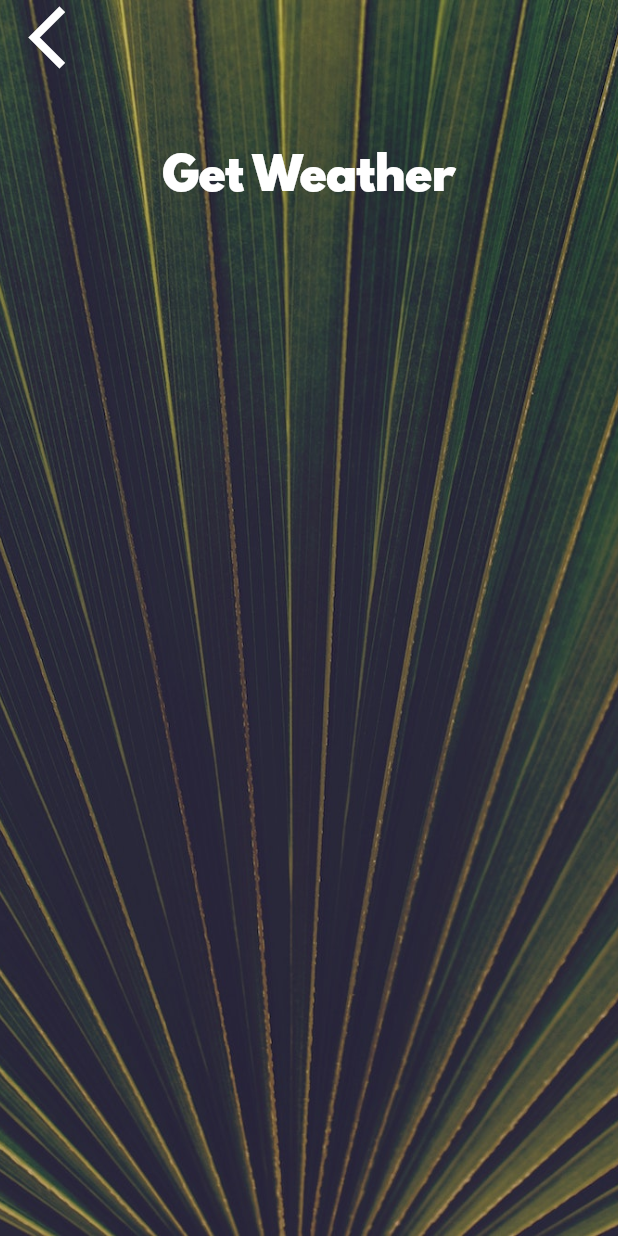
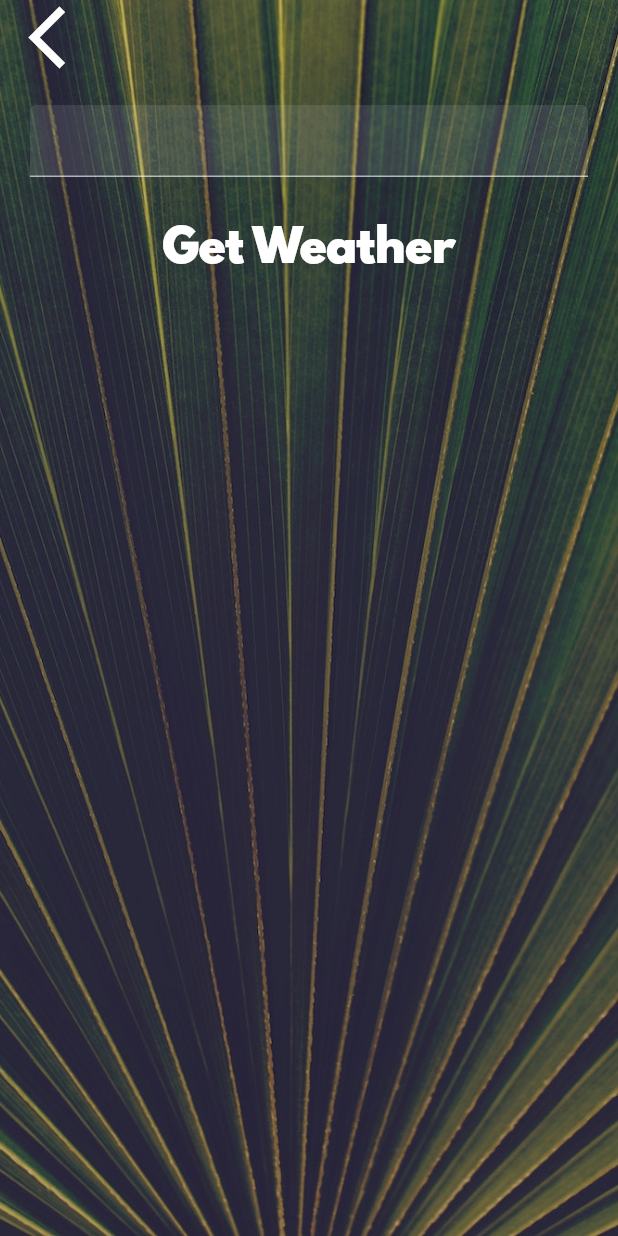
Before and after one commit to eightbytestech/flutter_clima, a Flutter app: the CityScreen screen opened directly, on a phone screen of 412 x 824 dp. Run offline on Flutter 3.47's test engine with Material 2 defaults, Android fonts, the phone set to English and light mode, and no system bars; our stand-ins replace flutter_spinkit, geolocator.

Commit message:
location weather data code re-structured. added textfield in city screen

```diff
--- a/lib/screens/city_screen.dart
+++ b/lib/screens/city_screen.dart
@@ -33,7 +33,11 @@ class _CityScreenState extends State<CityScreen> {
               ),
               Container(
                 padding: EdgeInsets.all(20.0),
-                child: null,
+                child: TextField(
+                  decoration: InputDecoration(
+                    filled: true,
+                  ),
+                ),
               ),
               FlatButton(
                 onPressed: () {},
```
Also changed, not shown: lib/screens/loading_screen.dart (+2 -10 lines), lib/screens/location_screen.dart (+15 -7 lines), lib/services/weather.dart (+18 -0 lines).
